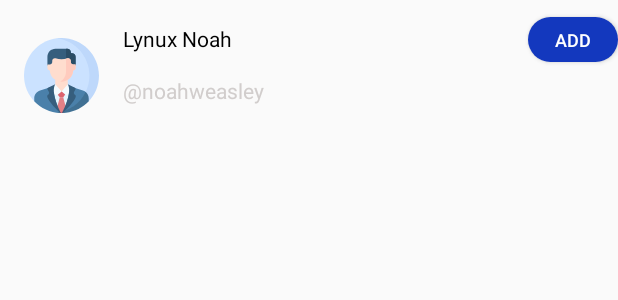
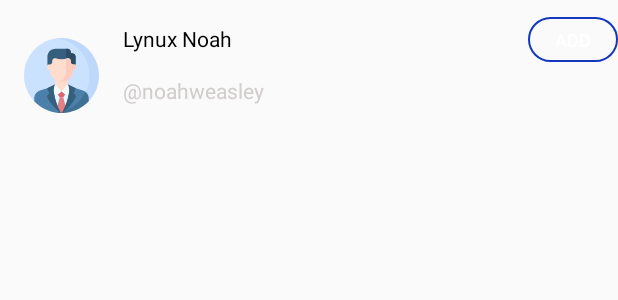
Before and after one commit to noahweasley/TuneME-frontend, an Android app: the layout followers_row.xml on its own in the app's theme, with its tools: preview values and no code run, on a phone screen of 412 x 824 dp. Shown: the top 300 px of the screen. Run offline under Robolectric (Android 15) with nearby library versions, the light colour scheme and no system bars.

Commit message:
After clicking add button, change button to "follow added" status button

```diff
--- a/app/src/main/res/drawable/bg_rounded_edges_fit.xml
+++ b/app/src/main/res/drawable/bg_rounded_edges_fit.xml
@@ -1,23 +1,30 @@
 <?xml version="1.0" encoding="utf-8"?>
 <selector xmlns:android="http://schemas.android.com/apk/res/android">
 
-    <item android:state_pressed="false" android:state_enabled="true">
+    <item android:state_activated="true" android:state_enabled="true" android:state_pressed="false">
         <shape>
             <solid android:color="@color/colorPrimary" />
-            <corners android:radius="50dp"/>
+            <corners android:radius="50dp" />
         </shape>
     </item>
 
-    <item android:state_pressed="true" android:state_enabled="true" >
+    <item android:state_activated="true" android:state_enabled="true" android:state_pressed="true">
         <shape>
             <solid android:color="@color/colorPrimary_lighter" />
             <corners android:radius="50dp" />
         </shape>
     </item>
 
-    <item android:state_enabled="false" >
+    <item android:state_activated="false" android:state_enabled="true">
         <shape>
-            <solid android:color="@color/colorPrimary_disabled" />
+            <stroke android:width="1dp" android:color="@color/colorPrimary" />
+            <corners android:radius="50dp" />
+        </shape>
+    </item>
+
+    <item android:state_activated="false" android:state_enabled="false">
+        <shape>
+            <stroke android:width="1dp" android:color="@color/colorPrimary" />
             <corners android:radius="50dp" />
         </shape>
     </item>
```
